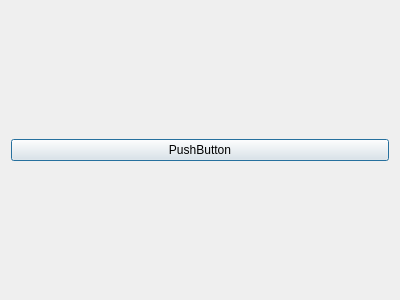
Above: src/widgets/dialogs/libretranslate/translate.ui from Szybet/inkbox before the change. Below: the same form after it.
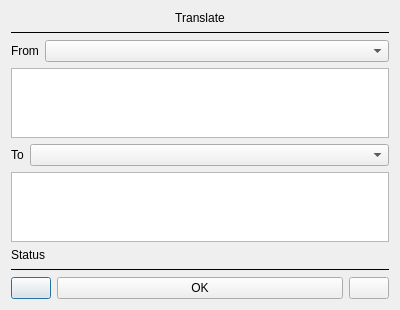
That is the form after the change.

Commit message: translate settings mostly and not working libretranslate-cpp lib

Patch:
```diff
--- a/src/widgets/dialogs/libretranslate/translate.ui
+++ b/src/widgets/dialogs/libretranslate/translate.ui
@@ -15,12 +15,139 @@
   </property>
   <layout class="QVBoxLayout" name="verticalLayout">
    <item>
-    <widget class="QPushButton" name="settingsButton">
+    <widget class="QLabel" name="label_3">
      <property name="text">
-      <string>PushButton</string>
+      <string>Translate</string>
      </property>
+     <property name="alignment">
+      <set>Qt::AlignCenter</set>
+     </property>
     </widget>
    </item>
+   <item>
+    <widget class="Line" name="line">
+     <property name="frameShadow">
+      <enum>QFrame::Plain</enum>
+     </property>
+     <property name="orientation">
+      <enum>Qt::Horizontal</enum>
+     </property>
+    </widget>
+   </item>
+   <item>
+    <layout class="QVBoxLayout" name="verticalLayout_2">
+     <item>
+      <layout class="QHBoxLayout" name="horizontalLayout">
+       <item>
+        <widget class="QLabel" name="label">
+         <property name="sizePolicy">
+          <sizepolicy hsizetype="Fixed" vsizetype="Preferred">
+           <horstretch>0</horstretch>
+           <verstretch>0</verstretch>
+          </sizepolicy>
+         </property>
+         <property name="text">
+          <string>From</string>
+         </property>
+        </widget>
+       </item>
+       <item>
+        <widget class="QComboBox" name="fromBox"/>
+       </item>
+      </layout>
+     </item>
+     <item>
+      <widget class="QTextBrowser" name="fromText"/>
+     </item>
+    </layout>
+   </item>
+   <item>
+    <layout class="QVBoxLayout" name="verticalLayout_3">
+     <item>
+      <layout class="QHBoxLayout" name="horizontalLayout_2">
+       <item>
+        <widget class="QLabel" name="label_2">
+         <property name="sizePolicy">
+          <sizepolicy hsizetype="Fixed" vsizetype="Preferred">
+           <horstretch>0</horstretch>
+           <verstretch>0</verstretch>
+          </sizepolicy>
+         </property>
+         <property name="text">
+          <string>To</string>
+         </property>
+        </widget>
+       </item>
+       <item>
+        <widget class="QComboBox" name="toBox"/>
+       </item>
+      </layout>
+     </item>
+     <item>
+      <widget class="QTextBrowser" name="toText"/>
+     </item>
+    </layout>
+   </item>
+   <item>
+    <widget class="QLabel" name="statusLabel">
+     <property name="text">
+      <string>Status</string>
+     </property>
+    </widget>
+   </item>
+   <item>
+    <widget class="Line" name="line_2">
+     <property name="frameShadow">
+      <enum>QFrame::Plain</enum>
+     </property>
+     <property name="orientation">
+      <enum>Qt::Horizontal</enum>
+     </property>
+    </widget>
+   </item>
+   <item>
+    <layout class="QHBoxLayout" name="horizontalLayout_3">
+     <item>
+      <widget class="QPushButton" name="settingsButton">
+       <property name="sizePolicy">
+        <sizepolicy hsizetype="Fixed" vsizetype="Fixed">
+         <horstretch>0</horstretch>
+         <verstretch>0</verstretch>
+        </sizepolicy>
+       </property>
+       <property name="text">
+        <string/>
+       </property>
+      </widget>
+     </item>
+     <item>
+      <widget class="QPushButton" name="okButton">
+       <property name="sizePolicy">
+        <sizepolicy hsizetype="Expanding" vsizetype="Fixed">
+         <horstretch>0</horstretch>
+         <verstretch>0</verstretch>
+        </sizepolicy>
+       </property>
+       <property name="text">
+        <string>OK</string>
+       </property>
+      </widget>
+     </item>
+     <item>
+      <widget class="QPushButton" name="refreshButton">
+       <property name="sizePolicy">
+        <sizepolicy hsizetype="Fixed" vsizetype="Fixed">
+         <horstretch>0</horstretch>
+         <verstretch>0</verstretch>
+        </sizepolicy>
+       </property>
+       <property name="text">
+        <string/>
+       </property>
+      </widget>
+     </item>
+    </layout>
+   </item>
   </layout>
  </widget>
  <resources/>
```
The commit also changes 7 other files.
